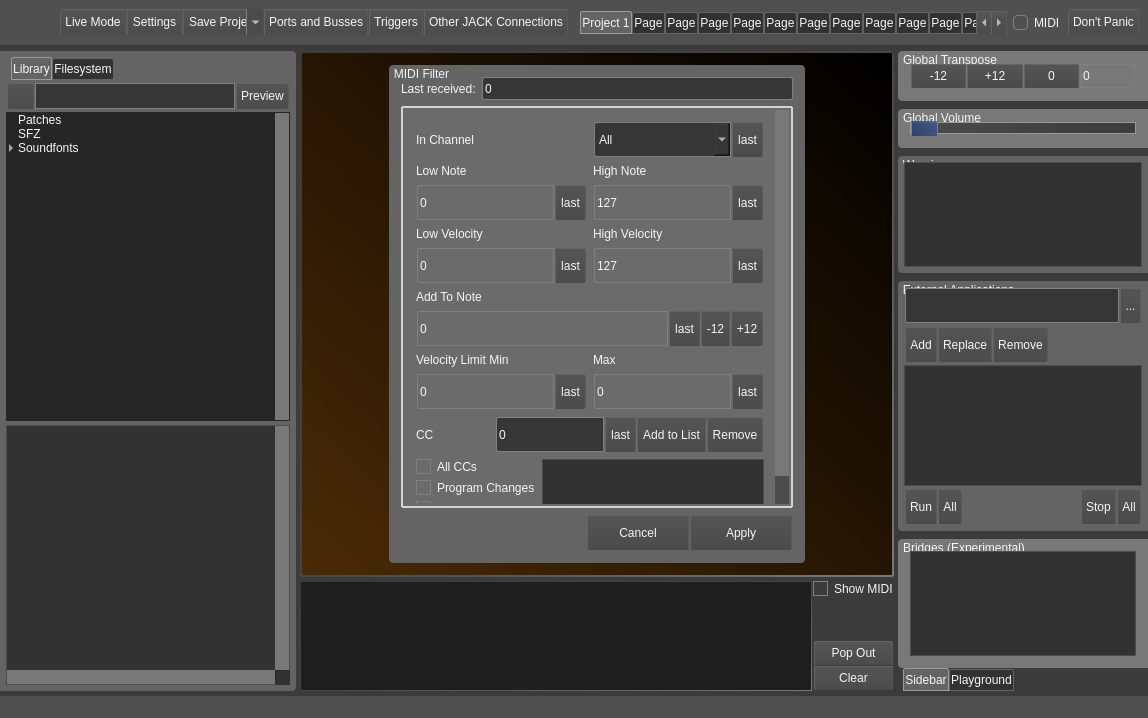
Qt form src/mainwindow.ui (noedigcode/konfyt) before a commit.
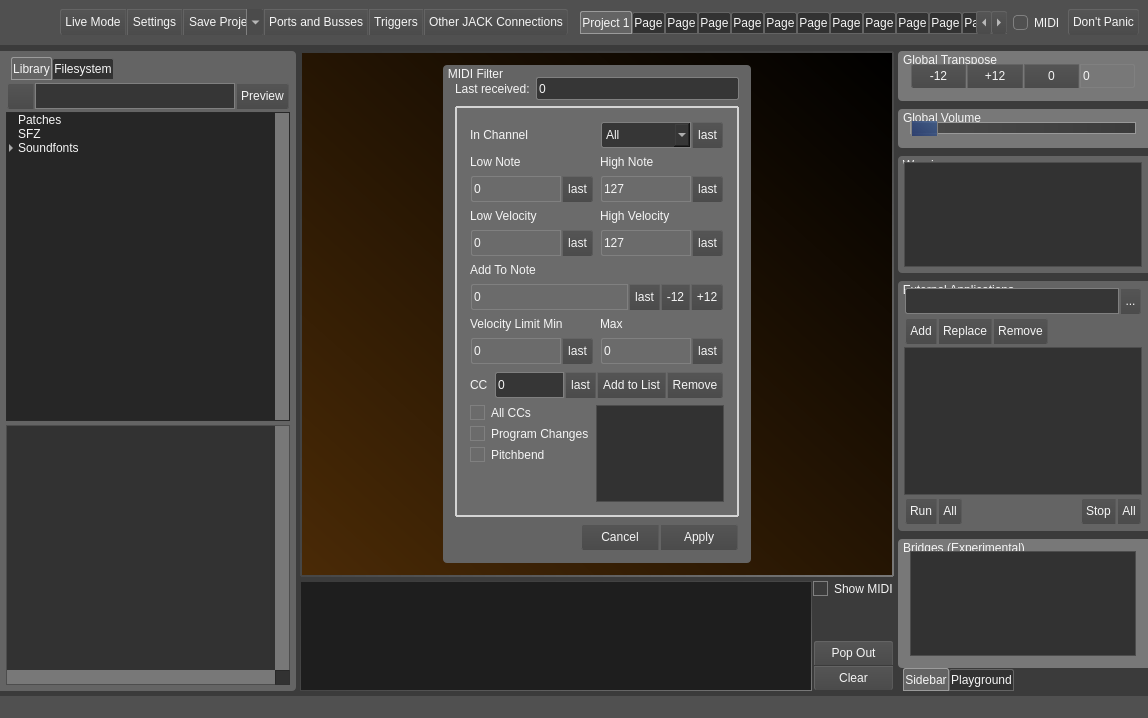
The same form after that commit. The open tabs and pages were chosen to show the change. Icons and pictures are not drawn.

Commit message: Midi filter last event box read only; Fix bridge mode to use Carla.

```diff
--- a/src/mainwindow.ui
+++ b/src/mainwindow.ui
@@ -3365,7 +3365,7 @@
                </property>
                <property name="maximumSize">
                 <size>
-                 <width>416</width>
+                 <width>308</width>
                  <height>1000</height>
                 </size>
                </property>
@@ -3404,6 +3404,9 @@
                     <property name="text">
                      <string>0</string>
                     </property>
+                    <property name="readOnly">
+                     <bool>true</bool>
+                    </property>
                    </widget>
                   </item>
                  </layout>
@@ -3476,8 +3479,8 @@
                        <rect>
                         <x>0</x>
                         <y>0</y>
-                        <width>374</width>
-                        <height>494</height>
+                        <width>266</width>
+                        <height>398</height>
                        </rect>
                       </property>
                       <layout class="QVBoxLayout" name="verticalLayout_14">
@@ -3495,13 +3498,13 @@
                            <property name="minimumSize">
                             <size>
                              <width>0</width>
-                             <height>37</height>
+                             <height>28</height>
                             </size>
                            </property>
                            <property name="maximumSize">
                             <size>
                              <width>16777215</width>
-                             <height>37</height>
+                             <height>28</height>
                             </size>
                            </property>
                            <property name="styleSheet">
@@ -3593,13 +3596,13 @@
                            <property name="minimumSize">
                             <size>
                              <width>0</width>
-                             <height>37</height>
+                             <height>28</height>
                             </size>
                            </property>
                            <property name="maximumSize">
                             <size>
                              <width>16777215</width>
-                             <height>37</height>
+                             <height>28</height>
                             </size>
                            </property>
                            <property name="styleSheet">
@@ -3684,13 +3687,13 @@
                            <property name="minimumSize">
                             <size>
                              <width>0</width>
-                             <height>37</height>
+                             <height>28</height>
                             </size>
                            </property>
                            <property name="maximumSize">
                             <size>
                              <width>16777215</width>
-                             <height>37</height>
+                             <height>28</height>
                             </size>
                            </property>
                            <property name="styleSheet">
@@ -3778,13 +3781,13 @@
                            <property name="minimumSize">
                             <size>
                              <width>0</width>
-                             <height>37</height>
+                             <height>28</height>
                             </size>
                            </property>
                            <property name="maximumSize">
                             <size>
                              <width>16777215</width>
-                             <height>37</height>
+                             <height>28</height>
                             </size>
                            </property>
                            <property name="styleSheet">
@@ -3893,13 +3896,13 @@
                            <property name="minimumSize">
                             <size>
                              <width>0</width>
-                             <height>37</height>
+                             <height>28</height>
                             </size>
                            </property>
                            <property name="maximumSize">
                             <size>
                              <width>16777215</width>
-                             <height>37</height>
+                             <height>28</height>
                             </size>
                            </property>
                            <property name="styleSheet">
@@ -4078,13 +4081,13 @@
                            <property name="minimumSize">
                             <size>
                              <width>0</width>
-                             <height>37</height>
+                             <height>28</height>
                             </size>
                            </property>
                            <property name="maximumSize">
                             <size>
                              <width>16777215</width>
-                             <height>37</height>
+                             <height>28</height>
                             </size>
                            </property>
                            <property name="styleSheet">
@@ -4233,13 +4236,13 @@
                            <property name="minimumSize">
                             <size>
                              <width>0</width>
-                             <height>37</height>
+                             <height>28</height>
                             </size>
                            </property>
                            <property name="maximumSize">
                             <size>
                              <width>16777215</width>
-                             <height>37</height>
+                             <height>28</height>
                             </size>
                            </property>
                            <property name="styleSheet">
@@ -4324,13 +4327,13 @@
                            <property name="minimumSize">
                             <size>
                              <width>0</width>
-                             <height>37</height>
+                             <height>28</height>
                             </size>
                            </property>
                            <property name="maximumSize">
                             <size>
                              <width>16777215</width>
-                             <height>37</height>
+                             <height>28</height>
                             </size>
                            </property>
                            <property name="styleSheet">
@@ -4433,13 +4436,13 @@
                            <property name="minimumSize">
                             <size>
                              <width>0</width>
-                             <height>37</height>
+                             <height>28</height>
                             </size>
                            </property>
                            <property name="maximumSize">
                             <size>
                              <width>16777215</width>
-                             <height>37</height>
+                             <height>28</height>
                             </size>
                            </property>
                            <property name="styleSheet">
@@ -4649,13 +4652,13 @@
                     <property name="minimumSize">
                      <size>
                       <width>0</width>
-                      <height>37</height>
+                      <height>28</height>
                      </size>
                     </property>
                     <property name="maximumSize">
                      <size>
                       <width>16777215</width>
-                      <height>37</height>
+                      <height>28</height>
                      </size>
                     </property>
                     <property name="styleSheet">
@@ -4696,7 +4699,7 @@
                        </property>
                        <property name="minimumSize">
                         <size>
-                         <width>102</width>
+                         <width>78</width>
                          <height>0</height>
                         </size>
                        </property>
@@ -4723,7 +4726,7 @@
                        </property>
                        <property name="minimumSize">
                         <size>
-                         <width>102</width>
+                         <width>78</width>
                          <height>0</height>
                         </size>
                        </property>
@@ -6569,13 +6572,13 @@
               <property name="minimumSize">
                <size>
                 <width>0</width>
-                <height>37</height>
+                <height>28</height>
                </size>
               </property>
               <property name="maximumSize">
                <size>
                 <width>16777215</width>
-                <height>37</height>
+                <height>28</height>
                </size>
               </property>
               <property name="styleSheet">
@@ -6673,13 +6676,13 @@
               <property name="minimumSize">
                <size>
                 <width>0</width>
-                <height>37</height>
+                <height>28</height>
                </size>
               </property>
               <property name="maximumSize">
                <size>
                 <width>16777215</width>
-                <height>37</height>
+                <height>28</height>
                </size>
               </property>
               <property name="styleSheet">
@@ -6819,13 +6822,13 @@
                 <property name="minimumSize">
                  <size>
                   <width>0</width>
-                  <height>37</height>
+                  <height>28</height>
                  </size>
                 </property>
                 <property name="maximumSize">
                  <size>
                   <width>16777215</width>
-                  <height>37</height>
+                  <height>28</height>
                  </size>
                 </property>
                 <property name="styleSheet">
@@ -6924,13 +6927,13 @@
                 <property name="minimumSize">
                  <size>
                   <width>0</width>
-                  <height>37</height>
+                  <height>28</height>
                  </size>
                 </property>
                 <property name="maximumSize">
                  <size>
                   <width>16777215</width>
-                  <height>37</height>
+                  <height>28</height>
                  </size>
                 </property>
                 <property name="styleSheet">
```
Left out of the diff: 2 changed lines with no effect on the pictures. The commit also changes 2 other files.
